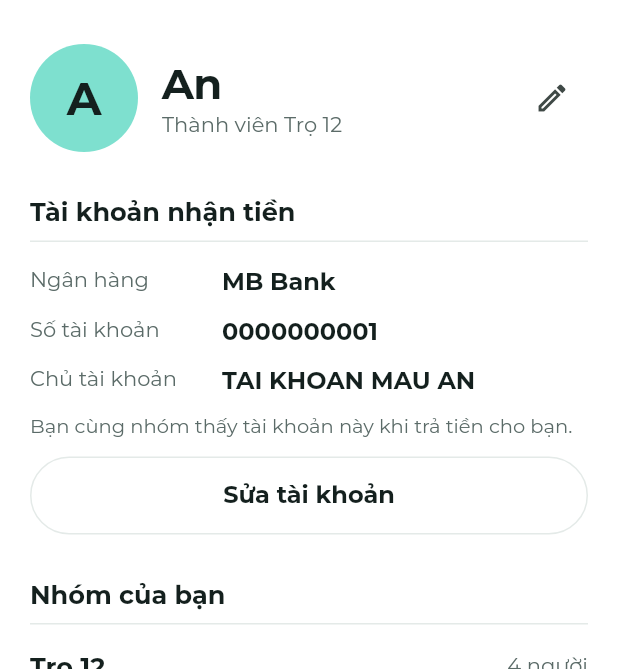
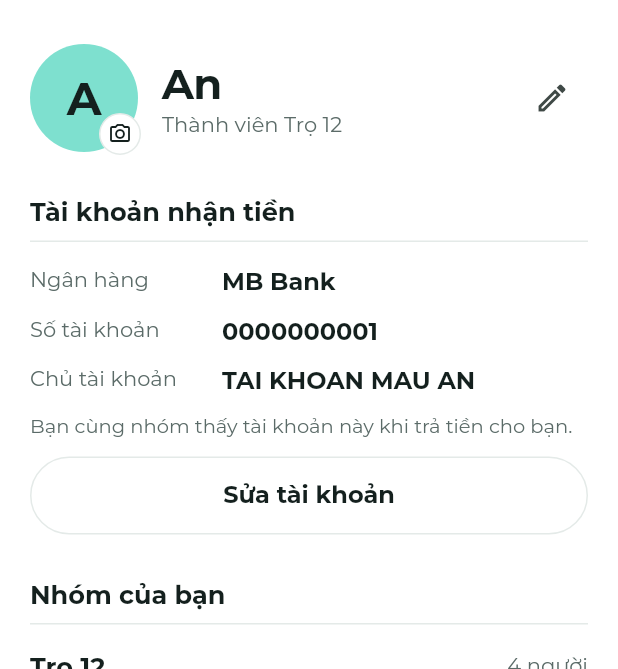
Before and after one commit to thnhdtdev/tach, a Flutter app: the ProfileScreen screen opened directly with empty values, on a phone screen of 412 x 824 dp, the part 58-727 px from its top. Run offline on Flutter 3.47's test engine with Material 3 defaults, Android fonts, the phone set to English and light mode, and no system bars; our stand-ins replace flutter_bloc, get_it, image_picker, material_ui, qr_flutter, shared_preferences; accounts and stored records are empty; project files that could hold a hidden picture were left out.

Commit message:
✨  feat: add profile photo picker

```diff
--- a/lib/src/dependency/injection.dart
+++ b/lib/src/dependency/injection.dart
@@ -2,6 +2,7 @@ import 'package:get_it/get_it.dart';
 
 import '../datasource/sample/sample_group_repository.dart';
 import '../domain/repositories/group_repository.dart';
+import '../services/avatar/avatar_picker.dart';
 import '../services/preferences/app_preferences.dart';
 
 final getIt = GetIt.instance;
@@ -10,6 +11,7 @@ final getIt = GetIt.instance;
 void configureDependencies() {
   getIt
     ..registerLazySingleton<AppPreferences>(AppPreferences.new)
+    ..registerLazySingleton<AvatarPicker>(ImagePickerAvatarPicker.new)
     // Tạm dùng dữ liệu mẫu cho tới khi có bản Supabase.
     ..registerLazySingleton<GroupRepository>(SampleGroupRepository.new);
 }
--- a/lib/src/domain/entities/group.dart
+++ b/lib/src/domain/entities/group.dart
@@ -1,3 +1,5 @@
+import 'dart:typed_data';
+
 /// Tài khoản ngân hàng để nhận tiền qua VietQR.
 class BankAccount {
   const BankAccount({
@@ -15,17 +17,35 @@ class BankAccount {
 }
 
 class Member {
-  const Member({required this.id, required this.name, this.bank});
+  const Member({
+    required this.id,
+    required this.name,
+    this.bank,
+    this.avatarBytes,
+  });
 
   final String id;
   final String name;
   final BankAccount? bank;
 
-  Member copyWith({String? name}) =>
-      Member(id: id, name: name ?? this.name, bank: bank);
+  /// Ảnh đại diện đã chọn, giữ trong bộ nhớ. Khi có nơi lưu ảnh trên máy chủ
+  /// thì trường này sẽ thay bằng đường dẫn ảnh.
+  final Uint8List? avatarBytes;
+
+  Member copyWith({String? name}) => Member(
+    id: id,
+    name: name ?? this.name,
+    bank: bank,
+    avatarBytes: avatarBytes,
+  );
 
   /// Đặt lại tài khoản nhận tiền; truyền `null` để gỡ tài khoản.
-  Member withBank(BankAccount? bank) => Member(id: id, name: name, bank: bank);
+  Member withBank(BankAccount? bank) =>
+      Member(id: id, name: name, bank: bank, avatarBytes: avatarBytes);
+
+  /// Đặt lại ảnh đại diện; truyền `null` để gỡ ảnh.
+  Member withAvatar(Uint8List? bytes) =>
+      Member(id: id, name: name, bank: bank, avatarBytes: bytes);
 }
 
 class Group {
--- a/lib/src/presentation/feed/comments_sheet.dart
+++ b/lib/src/presentation/feed/comments_sheet.dart
@@ -209,6 +209,7 @@ class _CommentTile extends StatelessWidget {
           MemberAvatar(
             name: state.member(comment.userId).name,
             tone: state.toneOf(comment.userId),
+            photo: state.member(comment.userId).avatarBytes,
             size: small ? 28 : 36,
           ),
           const SizedBox(width: 10),
--- a/lib/src/presentation/feed/expense_page.dart
+++ b/lib/src/presentation/feed/expense_page.dart
@@ -80,6 +80,7 @@ class ExpensePage extends StatelessWidget {
                 MemberAvatar(
                   name: state.member(expense.payerId).name,
                   tone: state.toneOf(expense.payerId),
+                  photo: state.member(expense.payerId).avatarBytes,
                 ),
                 const SizedBox(width: 10),
                 Expanded(
--- a/lib/src/presentation/ledger/ledger_cubit.dart
+++ b/lib/src/presentation/ledger/ledger_cubit.dart
@@ -1,3 +1,5 @@
+import 'dart:typed_data';
+
 import 'package:flutter_bloc/flutter_bloc.dart';
 import 'package:material_ui/material_ui.dart';
 
@@ -200,6 +202,9 @@ class LedgerCubit extends Cubit<LedgerState> {
   /// Đặt tài khoản nhận tiền của người dùng; `null` để gỡ.
   void setMyBank(BankAccount? bank) => _updateMe((me) => me.withBank(bank));
 
+  /// Đặt ảnh đại diện của người dùng; `null` để gỡ.
+  void setMyAvatar(Uint8List? bytes) => _updateMe((me) => me.withAvatar(bytes));
+
   /// Nội dung chuyển khoản riêng cho khoản [transfer].
   String transferCodeFor(Transfer transfer) => buildTransferCode(
     groupCode: state.group.code,
--- a/lib/src/presentation/profile/profile_screen.dart
+++ b/lib/src/presentation/profile/profile_screen.dart
@@ -1,7 +1,10 @@
+import 'package:flutter/services.dart';
 import 'package:flutter_bloc/flutter_bloc.dart';
 import 'package:material_ui/material_ui.dart';
 
 import '../../core/theme/app_colors.dart';
+import '../../dependency/injection.dart';
+import '../../services/avatar/avatar_picker.dart';
 import '../ledger/ledger_cubit.dart';
 import '../widgets/info_line.dart';
 import '../widgets/member_avatar.dart';
@@ -26,6 +29,42 @@ class ProfileScreen extends StatelessWidget {
     );
   }
 
+  Future<void> _changeAvatar(BuildContext context, bool hasPhoto) async {
+    final action = await showModalBottomSheet<_AvatarAction>(
+      context: context,
+      backgroundColor: TachColors.paper,
+      showDragHandle: true,
+      builder: (_) => _AvatarOptions(hasPhoto: hasPhoto),
+    );
+    if (action == null || !context.mounted) return;
+
+    final cubit = context.read<LedgerCubit>();
+    final messenger = ScaffoldMessenger.of(context);
+    if (action == _AvatarAction.remove) {
+      cubit.setMyAvatar(null);
+      return;
+    }
+
+    final fromCamera = action == _AvatarAction.camera;
+    try {
+      final bytes = await getIt<AvatarPicker>().pick(
+        fromCamera ? AvatarSource.camera : AvatarSource.gallery,
+      );
+      if (bytes != null) cubit.setMyAvatar(bytes);
+    } on PlatformException {
+      messenger.showSnackBar(
+        SnackBar(
+          content: Text(
+            fromCamera
+                ? 'Không mở được camera. Kiểm tra quyền camera trong Cài đặt.'
+                : 'Không mở được thư viện ảnh. Kiểm tra quyền truy cập ảnh '
+                      'trong Cài đặt.',
+          ),
+        ),
+      );
+    }
+  }
+
   @override
   Widget build(BuildContext context) {
     final text = Theme.of(context).textTheme;
@@ -40,7 +79,15 @@ class ProfileScreen extends StatelessWidget {
         children: [
           Row(
             children: [
-              MemberAvatar(name: me.name, tone: state.toneOf(me.id), size: 72),
+              _EditableAvatar(
+                onTap: () => _changeAvatar(context, me.avatarBytes != null),
+                child: MemberAvatar(
+                  name: me.name,
+                  tone: state.toneOf(me.id),
+                  photo: me.avatarBytes,
+                  size: 72,
+                ),
+              ),
               const SizedBox(width: 16),
               Expanded(
                 child: Column(
@@ -125,7 +172,11 @@ class ProfileScreen extends StatelessWidget {
               padding: const EdgeInsets.symmetric(vertical: 7),
               child: Row(
                 children: [
-                  MemberAvatar(name: m.name, tone: state.toneOf(m.id)),
+                  MemberAvatar(
+                    name: m.name,
+                    tone: state.toneOf(m.id),
+                    photo: m.avatarBytes,
+                  ),
                   const SizedBox(width: 12),
                   Expanded(child: Text(m.name, style: text.bodyLarge)),
                   if (m.id == state.meId) Text('Bạn', style: text.bodySmall),
@@ -139,3 +190,95 @@ class ProfileScreen extends StatelessWidget {
     );
   }
 }
+
+enum _AvatarAction { gallery, camera, remove }
+
+/// Avatar có huy hiệu máy ảnh, chạm để đổi ảnh đại diện.
+class _EditableAvatar extends StatelessWidget {
+  const _EditableAvatar({required this.onTap, required this.child});
+
+  final VoidCallback onTap;
+  final Widget child;
+
+  @override
+  Widget build(BuildContext context) {
+    return Tooltip(
+      message: 'Đổi ảnh đại diện',
+      child: InkWell(
+        customBorder: const CircleBorder(),
+        onTap: onTap,
+        child: Stack(
+          clipBehavior: Clip.none,
+          children: [
+            child,
+            Positioned(
+              right: -2,
+              bottom: -2,
+              child: Container(
+                width: 28,
+                height: 28,
+                decoration: BoxDecoration(
+                  color: TachColors.paper,
+                  shape: BoxShape.circle,
+                  border: Border.all(color: TachColors.line),
+                ),
+                child: const Icon(
+                  Icons.photo_camera_outlined,
+                  size: 16,
+                  color: TachColors.ink,
+                ),
+              ),
+            ),
+          ],
+        ),
+      ),
+    );
+  }
+}
+
+class _AvatarOptions extends StatelessWidget {
+  const _AvatarOptions({required this.hasPhoto});
+
+  final bool hasPhoto;
+
+  @override
+  Widget build(BuildContext context) {
+    final text = Theme.of(context).textTheme;
+
+    Widget option(IconData icon, String label, _AvatarAction action) {
+      return ListTile(
+        contentPadding: const EdgeInsets.symmetric(horizontal: 24),
+        leading: Icon(icon, color: TachColors.ink),
+        title: Text(label, style: text.bodyLarge),
+        onTap: () => Navigator.of(context).pop(action),
+      );
+    }
+
+    return SafeArea(
+      top: false,
+      child: Column(
+        mainAxisSize: MainAxisSize.min,
+        crossAxisAlignment: CrossAxisAlignment.stretch,
+        children: [
+          Padding(
+            padding: const EdgeInsets.fromLTRB(24, 0, 24, 8),
+            child: Text('Ảnh đại diện', style: text.titleLarge),
+          ),
+          option(
+            Icons.photo_library_outlined,
+            'Chọn từ thư viện',
+            _AvatarAction.gallery,
+          ),
+          option(
+            Icons.photo_camera_outlined,
+            'Chụp ảnh mới',
+            _AvatarAction.camera,
+          ),
+          if (hasPhoto)
+            option(Icons.delete_outline, 'Gỡ ảnh', _AvatarAction.remove),
+          const SizedBox(height: 8),
+        ],
+      ),
+    );
+  }
+}
--- a/lib/src/presentation/widgets/member_avatar.dart
+++ b/lib/src/presentation/widgets/member_avatar.dart
@@ -1,23 +1,28 @@
+import 'dart:typed_data';
+
 import 'package:material_ui/material_ui.dart';
 
 import '../../core/theme/app_colors.dart';
 
-/// Avatar tròn hiện chữ cái đầu của tên trên nền màu riêng từng người.
+/// Avatar tròn: ảnh đại diện nếu có, nếu không thì chữ cái đầu của tên trên
+/// nền màu riêng từng người.
 class MemberAvatar extends StatelessWidget {
   const MemberAvatar({
     super.key,
     required this.name,
     required this.tone,
+    this.photo,
     this.size = 36,
   });
 
   final String name;
   final Color tone;
+  final Uint8List? photo;
   final double size;
 
   @override
   Widget build(BuildContext context) {
-    return Container(
+    final initial = Container(
       width: size,
       height: size,
       alignment: Alignment.center,
@@ -32,5 +37,21 @@ class MemberAvatar extends StatelessWidget {
         ),
       ),
     );
+
+    final bytes = photo;
+    if (bytes == null) return initial;
+
+    return ClipOval(
+      child: Image.memory(
+        bytes,
+        width: size,
+        height: size,
+        fit: BoxFit.cover,
+        gaplessPlayback: true,
+        semanticLabel: 'Ảnh đại diện của $name',
+        // Ảnh hỏng thì quay về chữ cái đầu thay vì để ô trống.
+        errorBuilder: (_, _, _) => initial,
+      ),
+    );
   }
 }
--- a/pubspec.yaml
+++ b/pubspec.yaml
@@ -43,6 +43,7 @@ dependencies:
   home_widget: ^0.10.0
   qr_flutter: ^4.1.0
   intl: ^0.20.3
+  image_picker: ^1.2.4
 
 dev_dependencies:
   flutter_test:
```
Also changed, not shown: lib/src/presentation/balance/balance_screen.dart (+7 -1 lines), lib/src/presentation/capture/capture_page.dart (+10 -1 lines), lib/src/services/avatar/avatar_picker.dart (added, +32 -0 lines), pubspec.lock, 3 other files.
